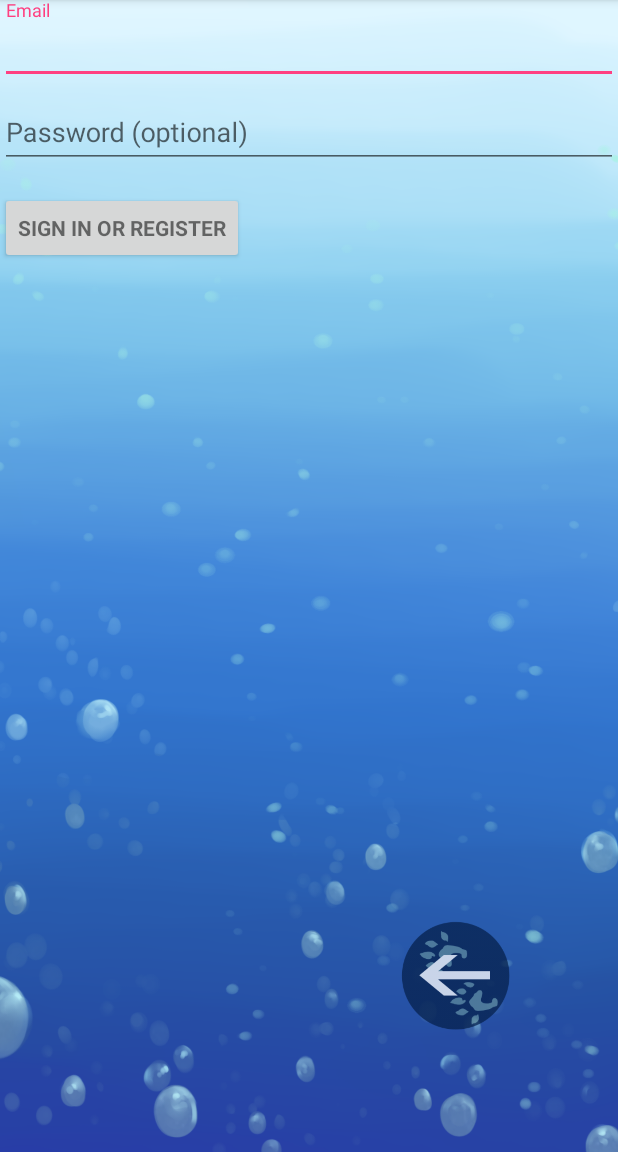
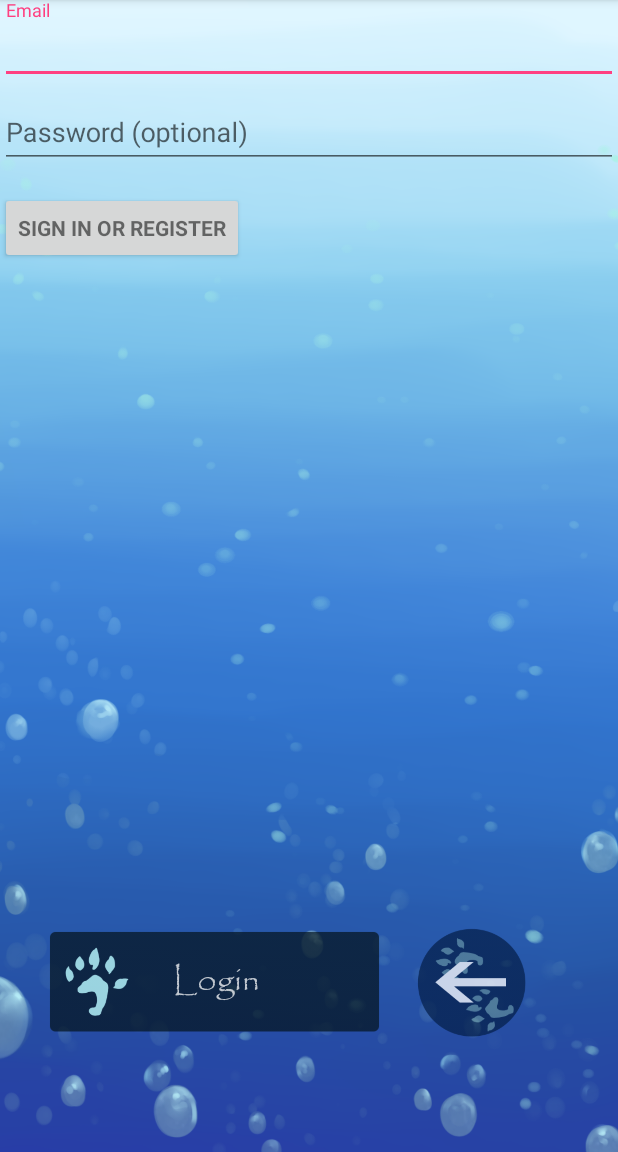
Before and after one commit to varmendari14/Clean-Water, an Android app: the LoginActivity screen opened directly, with no data from a screen before it, on a phone screen of 412 x 824 dp, the part 84-1236 px from its top. Run offline under Robolectric (Android 15) with nearby library versions, the phone set to English and light mode, and no system bars; 2 statements that could not run were skipped.

Commit message:
Text for Login

```diff
--- a/app/src/main/res/layout/activity_login.xml
+++ b/app/src/main/res/layout/activity_login.xml
@@ -73,7 +73,7 @@
             </android.support.design.widget.TextInputLayout>
 
             <Button
-                android:id="@+id/email_sign_in_button"
+                android:id="@+id/login_loginButton"
                 style="?android:textAppearanceSmall"
                 android:layout_width="wrap_content"
                 android:layout_height="wrap_content"
@@ -110,51 +110,54 @@
         android:layout_centerHorizontal="true"
         android:alpha=".75"/>
 
+    <Button
+        android:id="@+id/email_sign_in_button"
+        android:layout_width="wrap_content"
+        android:layout_height="80dp"
+        android:layout_alignLeft="@+id/buttonLayout"
+        android:layout_alignRight="@+id/buttonLayout"
+        android:background="@drawable/button_phases"/>
+
+    <LinearLayout
+        android:id="@+id/loginbuttonLayout"
+        android:layout_width="wrap_content"
+        android:layout_height="wrap_content"
+        android:orientation="horizontal">
+
+    </LinearLayout>
+
     <ImageView
-        android:id="@+id/login_imageView"
+        android:id="@+id/login_loginimageView"
+        android:layout_width="wrap_content"
+        android:layout_height="80dp"
+        android:src="@drawable/button_phases"
+        android:alpha=".75"
+        android:layout_marginEnd="126dp"
+        android:layout_alignTop="@+id/login_backbuttonimageView"
+        android:layout_alignParentEnd="true" />
+
+    <ImageView
+        android:id="@+id/login_backbuttonimageView"
         android:layout_width="wrap_content"
         android:layout_height="80dp"
         android:src="@drawable/back_button"
         android:alpha=".75"
-        android:layout_marginBottom="78dp"
+        android:layout_marginBottom="73dp"
         android:layout_alignParentBottom="true"
-        android:layout_alignParentEnd="true" />
+        android:layout_toEndOf="@+id/login_loginbutton_textView"
+        android:layout_marginStart="11dp" />
 
-    <!--<Button-->
-        <!--android:id="@+id/login_loginbutton"-->
-        <!--android:layout_width="wrap_content"-->
-        <!--android:layout_height="80dp"-->
-        <!--android:layout_alignLeft="@+id/buttonLayout"-->
-        <!--android:layout_alignRight="@+id/buttonLayout"-->
-        <!--android:background="@drawable/button_phases"/>-->
-
-    <!--<LinearLayout-->
-        <!--android:id="@+id/buttonLayout"-->
-        <!--android:layout_width="wrap_content"-->
-        <!--android:layout_height="wrap_content"-->
-        <!--android:orientation="horizontal">-->
-
-    <!--</LinearLayout>-->
-
-    <!--<ImageView-->
-        <!--android:id="@+id/login_imageView"-->
-        <!--android:layout_width="wrap_content"-->
-        <!--android:layout_height="80dp"-->
-        <!--android:src="@drawable/button_phases"-->
-        <!--android:layout_centerVertical="true"-->
-        <!--android:layout_centerHorizontal="true"-->
-        <!--android:alpha=".75"/>-->
-
-    <!--<TextView-->
-        <!--android:id="@+id/welcome_loginbutton_textView"-->
-        <!--android:layout_width="wrap_content"-->
-        <!--android:layout_height="80dp"-->
-        <!--android:gravity="center"-->
-        <!--android:text="Login"-->
-        <!--android:textAppearance="?android:attr/textAppearanceLarge"-->
-        <!--android:textColor="#ffffff"-->
-        <!--android:layout_alignTop="@+id/login_imageView"-->
-        <!--android:layout_centerHorizontal="true"-->
-        <!--android:alpha=".75"/>-->
+    <TextView
+        android:id="@+id/login_loginbutton_textView"
+        android:layout_width="wrap_content"
+        android:layout_height="80dp"
+        android:gravity="center"
+        android:text="Login"
+        android:textAppearance="?android:attr/textAppearanceLarge"
+        android:textColor="#ffffff"
+        android:alpha=".75"
+        android:layout_marginEnd="33dp"
+        android:layout_alignTop="@+id/login_loginimageView"
+        android:layout_toStartOf="@+id/login_backbutton_textView" />
 
 </RelativeLayout>
```
